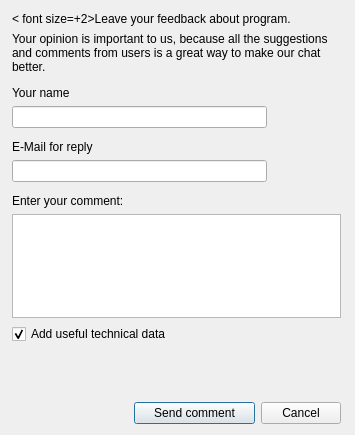
The window that src/loader/commentdialog.ui (silvansky/Contacts) describes before a commit, drawn with Qt 5.
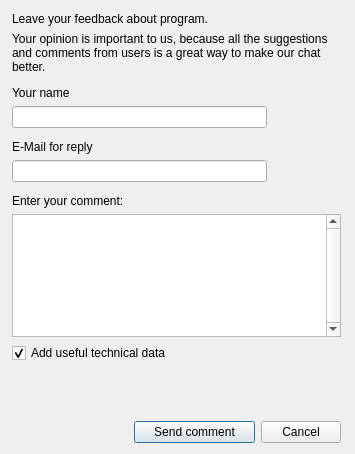
The same window after the commit.

The edit to the form file:
```diff
--- a/src/loader/commentdialog.ui
+++ b/src/loader/commentdialog.ui
@@ -7,9 +7,15 @@
     <x>0</x>
     <y>0</y>
     <width>355</width>
-    <height>435</height>
+    <height>454</height>
    </rect>
   </property>
+  <property name="sizePolicy">
+   <sizepolicy hsizetype="Fixed" vsizetype="Fixed">
+    <horstretch>0</horstretch>
+    <verstretch>0</verstretch>
+   </sizepolicy>
+  </property>
   <property name="minimumSize">
    <size>
     <width>355</width>
@@ -43,7 +49,7 @@
         </sizepolicy>
        </property>
        <property name="text">
-        <string>&lt; font size=+2&gt;Leave your feedback about program.&lt;/font&gt;</string>
+        <string>Leave your feedback about program.</string>
        </property>
       </widget>
      </item>
@@ -136,8 +142,20 @@
      </item>
      <item>
       <widget class="QTextEdit" name="tedComment">
+       <property name="sizePolicy">
+        <sizepolicy hsizetype="Expanding" vsizetype="Preferred">
+         <horstretch>0</horstretch>
+         <verstretch>0</verstretch>
+        </sizepolicy>
+       </property>
+       <property name="maximumSize">
+        <size>
+         <width>16777215</width>
+         <height>125</height>
+        </size>
+       </property>
        <property name="verticalScrollBarPolicy">
-        <enum>Qt::ScrollBarAsNeeded</enum>
+        <enum>Qt::ScrollBarAlwaysOn</enum>
        </property>
        <property name="horizontalScrollBarPolicy">
         <enum>Qt::ScrollBarAlwaysOff</enum>
@@ -199,6 +217,19 @@
      </item>
     </layout>
    </item>
+   <item>
+    <spacer name="verticalSpacer">
+     <property name="orientation">
+      <enum>Qt::Vertical</enum>
+     </property>
+     <property name="sizeHint" stdset="0">
+      <size>
+       <width>20</width>
+       <height>0</height>
+      </size>
+     </property>
+    </spacer>
+   </item>
    <item>
     <layout class="QHBoxLayout" name="horizLayoutControls">
      <item>
```
Left out of the diff: 13 changed lines with no effect on the pictures.
